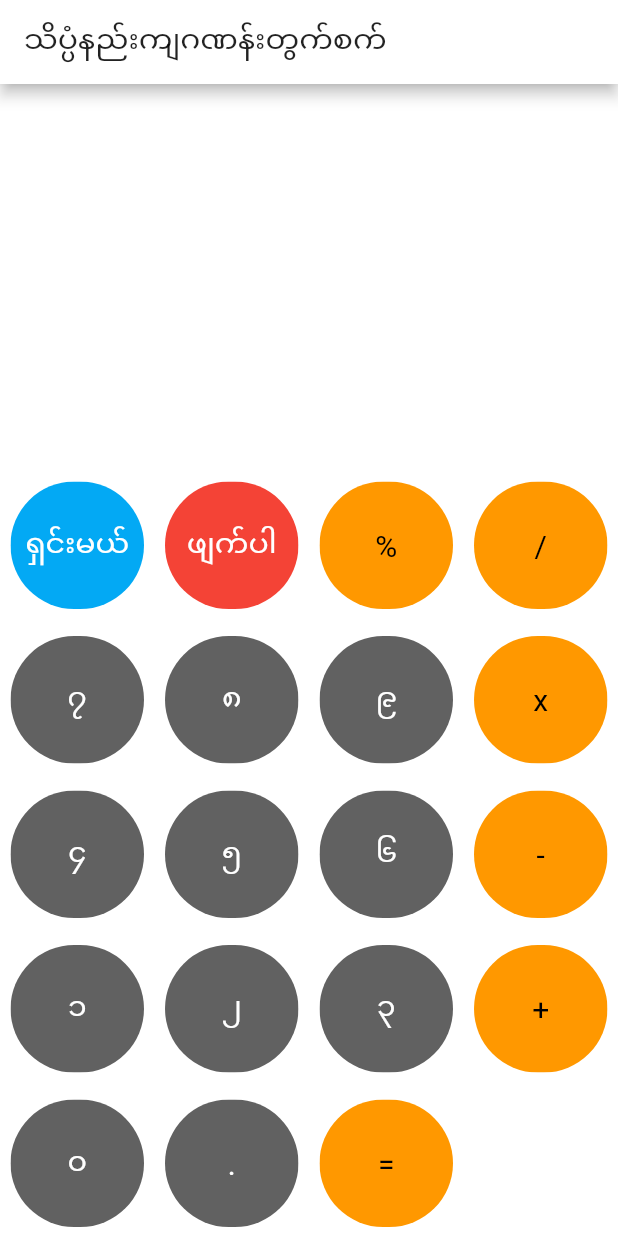
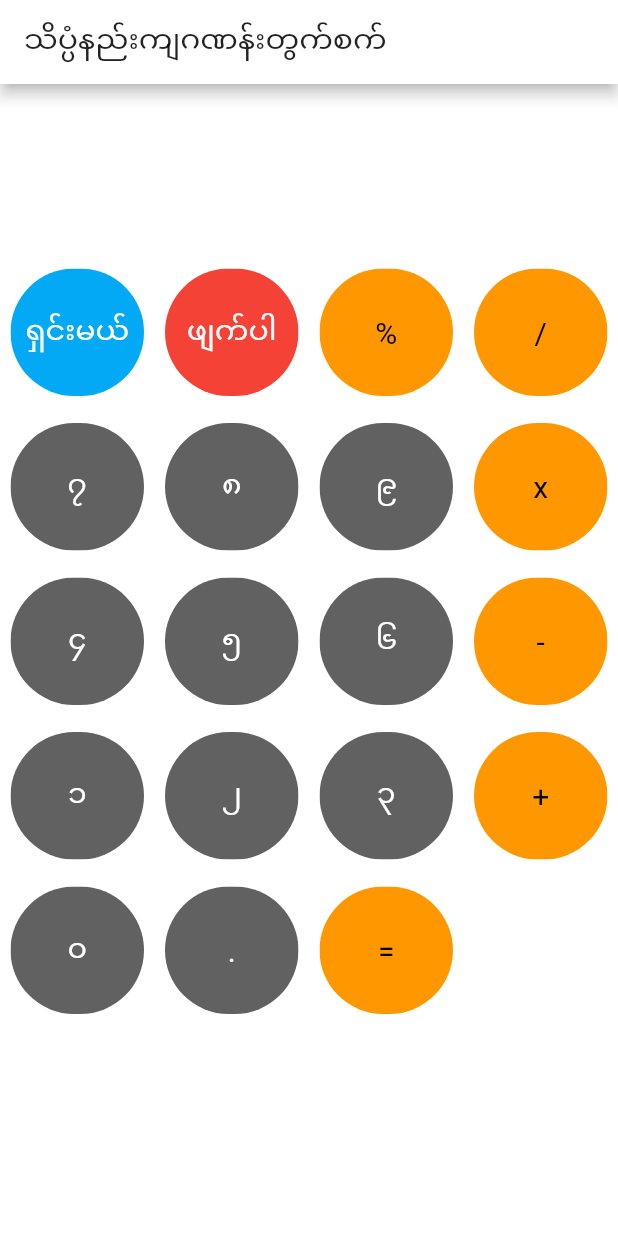
Before and after one commit to tin1810/calculatorapp, a Flutter app: the screen it shows after launch, on a phone screen of 412 x 824 dp. Run offline on Flutter 3.47's test engine with Material 2 defaults, Android fonts, the phone set to English and light mode, and no system bars; our stand-ins replace math_expressions; Roboto replaces fonts that are missing (Tagu).

Commit message:
fourth commit

```diff
--- a/lib/calcbutton.dart
+++ b/lib/calcbutton.dart
@@ -15,6 +15,7 @@ class MyButton extends StatelessWidget {
         child: ClipRRect(
           borderRadius: BorderRadius.circular(60),
           child: Container(
+            height: 12,
             color: color,
             child: Center(
               child: Text(
--- a/lib/home.dart
+++ b/lib/home.dart
@@ -44,16 +44,18 @@ class _HomeScreenState extends State<HomeScreen> {
       body: Column(
         children: <Widget>[
           Expanded(
+            flex: 0,
             child: Container(
               child: Column(
+                mainAxisSize: MainAxisSize.max,
                 mainAxisAlignment: MainAxisAlignment.center,
-                crossAxisAlignment: CrossAxisAlignment.center,
+                crossAxisAlignment: CrossAxisAlignment.start,
                 children: <Widget>[
                   SizedBox(
-                    height: 30,
+                    height: 8,
                   ),
                   Container(
-                    padding: EdgeInsets.all(20),
+                    padding: EdgeInsets.zero,
                     alignment: Alignment.center,
                     child: Text(
                       userQuestion,
@@ -171,6 +173,16 @@ class _HomeScreenState extends State<HomeScreen> {
     burmeseAnswer = userAnswer.replaceAll(new RegExp(r'7'), '၇');
     burmeseAnswer = userAnswer.replaceAll(new RegExp(r'8'), '၈');
     burmeseAnswer = userAnswer.replaceAll(new RegExp(r'9'), '၉');
+    burmeseAnswer = burmeseAnswer.replaceAll(new RegExp(r'0'), '၀');
+    burmeseAnswer = burmeseAnswer.replaceAll(new RegExp(r'1'), '၁');
+    burmeseAnswer = burmeseAnswer.replaceAll(new RegExp(r'2'), '၂');
+    burmeseAnswer = burmeseAnswer.replaceAll(new RegExp(r'3'), '၃');
+    burmeseAnswer = burmeseAnswer.replaceAll(new RegExp(r'4'), '၄');
+    burmeseAnswer = burmeseAnswer.replaceAll(new RegExp(r'5'), '၅');
+    burmeseAnswer = burmeseAnswer.replaceAll(new RegExp(r'6'), '၆');
+    burmeseAnswer = burmeseAnswer.replaceAll(new RegExp(r'7'), '၇');
+    burmeseAnswer = burmeseAnswer.replaceAll(new RegExp(r'8'), '၈');
+    burmeseAnswer = burmeseAnswer.replaceAll(new RegExp(r'9'), '၉');
     return burmeseAnswer;
   }
 
```
